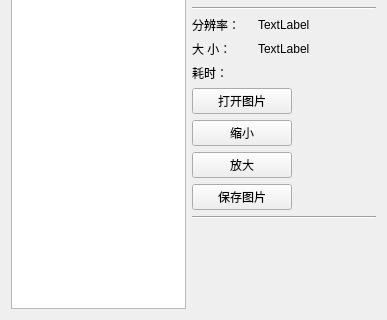
Above: ui/img.ui from tonquer/picacg-qt before the change; both pictures show x 0 to 387 and y 226 to 546 of the 387 by 546 pixel window. Below: the same form after it.
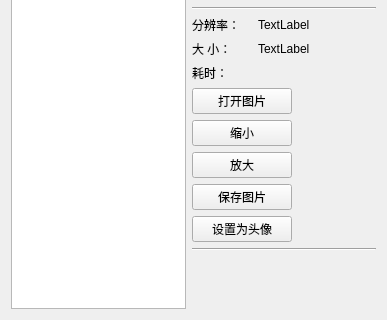
That is the form after the change.

```diff
--- a/ui/img.ui
+++ b/ui/img.ui
@@ -444,6 +444,19 @@
          </property>
         </widget>
        </item>
+       <item>
+        <widget class="QPushButton" name="headButton">
+         <property name="maximumSize">
+          <size>
+           <width>100</width>
+           <height>16777215</height>
+          </size>
+         </property>
+         <property name="text">
+          <string>设置为头像</string>
+         </property>
+        </widget>
+       </item>
       </layout>
      </item>
      <item>
```
Left out of the diff: 36 changed lines with no effect on the pictures.
